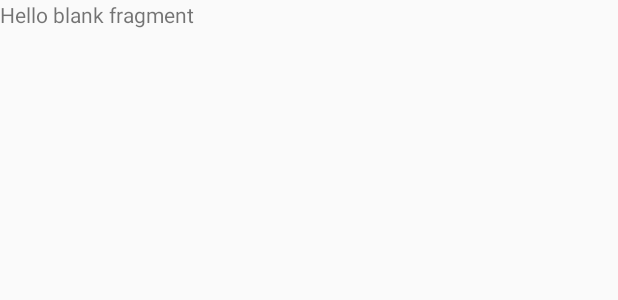
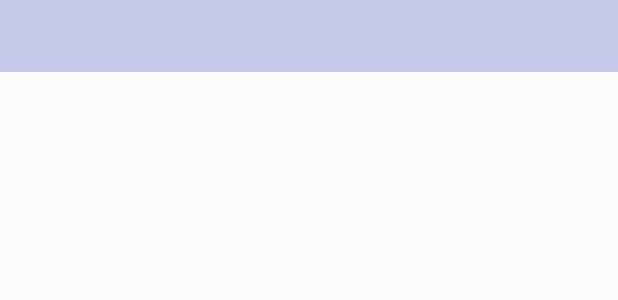
Before and after one commit to GeoN5/HanseiUtil, an Android app: the layout fragment_time_table.xml on its own in the app's theme, with its tools: preview values and no code run, on a phone screen of 412 x 824 dp. Shown: the top 300 px of the screen. Run offline under Robolectric (Android 15) with nearby library versions, the phone set to English and light mode, and no system bars.

Commit message:
TabLayout&ViewPager set

```diff
--- a/app/src/main/res/layout/fragment_time_table.xml
+++ b/app/src/main/res/layout/fragment_time_table.xml
@@ -1,14 +1,27 @@
 <?xml version="1.0" encoding="utf-8"?>
-<FrameLayout xmlns:android="http://schemas.android.com/apk/res/android"
-             xmlns:tools="http://schemas.android.com/tools"
-             android:layout_width="match_parent"
-             android:layout_height="match_parent"
-             tools:context=".fragment.TimeTableFragment">
+<RelativeLayout xmlns:android="http://schemas.android.com/apk/res/android"
+                xmlns:tools="http://schemas.android.com/tools"
+                android:layout_width="match_parent"
+                android:layout_height="match_parent" xmlns:app="http://schemas.android.com/apk/res-auto"
+                tools:context=".fragment.TimeTableFragment">
 
-    <!-- TODO: Update blank fragment layout -->
-    <TextView
+    <android.support.design.widget.TabLayout
+            android:id="@+id/tab"
+            android:layout_width="match_parent"
+            android:layout_height="wrap_content"
+            app:tabTextAppearance="@style/Base.TextAppearance.AppCompat.Large"
+            app:tabGravity="fill"
+            app:tabMode="fixed"
+            app:tabTextColor="@color/colorPrimaryDark"
+            app:tabSelectedTextColor="@android:color/black"
+            app:tabIndicatorHeight="4dp"
+            app:tabIndicatorColor="@color/colorPrimaryDark"
+            android:background="#c5cae9" />
+
+    <android.support.v4.view.ViewPager
+            android:id="@+id/viewPager"
             android:layout_width="match_parent"
             android:layout_height="match_parent"
-            android:text="@string/hello_blank_fragment"/>
+            android:layout_below="@+id/tab"/>
 
-</FrameLayout>
+</RelativeLayout>
```
Also changed, not shown: app/src/main/java/com/example/geonho/hanseiutil/adapter/TimeTablePagerAdapter.kt (added, +32 -0 lines), app/src/main/java/com/example/geonho/hanseiutil/fragment/TimeTableFragment.kt (+31 -0 lines), app/src/main/res/layout/fragment_time_table_h1.xml (+4 -4 lines), app/src/main/res/layout/fragment_time_table_h2.xml (+4 -4 lines).
